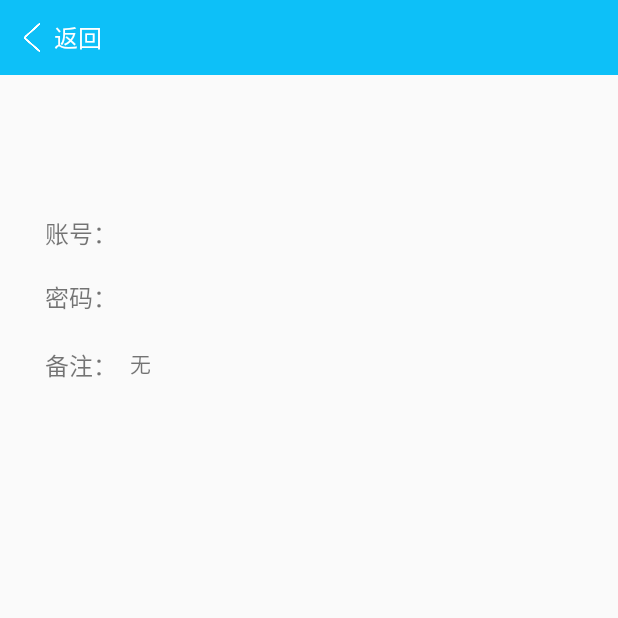
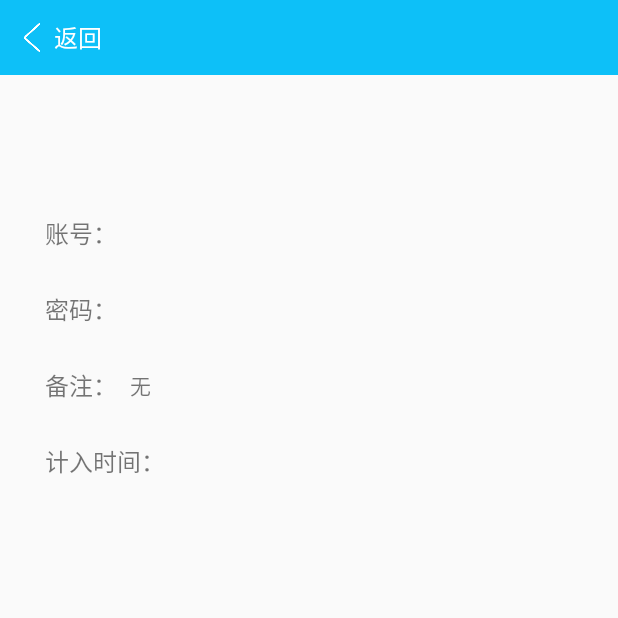
Before and after one commit to xiaobaiGetHib/rememberPassWord.com, an Android app: the DateActivity screen opened directly, with no data from a screen before it, on a phone screen of 412 x 824 dp, the top half of it. Run offline under Robolectric (Android 15) with nearby library versions, the phone set to English and light mode, and no system bars; libraries missing offline, so code that uses them is left out: com.activeandroid, com.activeandroid.query.

Commit message:
“加入时间记忆”

```diff
--- a/app/build.gradle
+++ b/app/build.gradle
@@ -37,5 +37,6 @@ dependencies {
     compile 'com.android.support:recyclerview-v7:23.4.0'
     compile 'com.github.mcxtzhang:SwipeDelMenuLayout:V1.3.0'
     compile 'org.greenrobot:eventbus:3.0.0'
+    implementation 'com.ycuwq.widgets:datepicker:1.0.1'
     testCompile 'junit:junit:4.12'
 }
--- a/app/src/main/java/com/xiaobai/rpass/rememberpass/act/BaseActivity.java
+++ b/app/src/main/java/com/xiaobai/rpass/rememberpass/act/BaseActivity.java
@@ -1,5 +1,6 @@
 package com.xiaobai.rpass.rememberpass.act;
 
+import android.graphics.Color;
 import android.os.Build;
 import android.os.Bundle;
 import android.support.v7.app.AppCompatActivity;
@@ -25,16 +26,28 @@ public class BaseActivity extends AppCompatActivity {
     @Override
     protected void onCreate(Bundle savedInstanceState) {
         this.setTheme(R.style.NoActionBarSen);
+        getWindow().requestFeature(Window.FEATURE_NO_TITLE);
+/*        if (Build.VERSION.SDK_INT >= Build.VERSION_CODES.LOLLIPOP) {
+            Window window = getWindow();
+            window.clearFlags(WindowManager.LayoutParams.FLAG_TRANSLUCENT_STATUS
+                    | WindowManager.LayoutParams.FLAG_TRANSLUCENT_NAVIGATION);
+            window.getDecorView().setSystemUiVisibility(View.SYSTEM_UI_FLAG_LAYOUT_FULLSCREEN
+                    | View.SYSTEM_UI_FLAG_LAYOUT_HIDE_NAVIGATION
+                    | View.SYSTEM_UI_FLAG_LAYOUT_STABLE);
+            window.addFlags(WindowManager.LayoutParams.FLAG_DRAWS_SYSTEM_BAR_BACKGROUNDS);
+            window.setStatusBarColor(Color.TRANSPARENT);
+            window.setNavigationBarColor(Color.TRANSPARENT);
+        }*/
         super.onCreate(savedInstanceState);
         super.setContentView(R.layout.activity_base);
 
         findView();
-
         if (Build.VERSION.SDK_INT >= Build.VERSION_CODES.KITKAT) {
             // 透明状态栏
             getWindow().addFlags(WindowManager.LayoutParams.FLAG_TRANSLUCENT_STATUS);
 
         }
+
     }
     private void findView() {
         llRoot = (RelativeLayout) findViewById(R.id.ll_basetitle_root);
--- a/app/src/main/java/com/xiaobai/rpass/rememberpass/act/DateActivity.java
+++ b/app/src/main/java/com/xiaobai/rpass/rememberpass/act/DateActivity.java
@@ -14,7 +14,7 @@ import com.xiaobai.rpass.rememberpass.model.Remember;
 public class DateActivity extends BaseActivity {
 
 
-    private TextView et_account_see,et_password_see,et_remake_see,et_use_see;
+    private TextView et_account_see,et_password_see,et_remake_see,et_time_see;
 
     @Override
     protected void onCreate(Bundle savedInstanceState) {
@@ -29,7 +29,7 @@ public class DateActivity extends BaseActivity {
         String rememberUserName =  getIntent().getStringExtra("rememberUserName");
         String rememberRemake =  getIntent().getStringExtra("rememberRemake");
         String rememberPassword =  getIntent().getStringExtra("rememberPassword");
-
+        String rememberTime=getIntent().getStringExtra("rememberTime");
       /*  Log.i("进入", "onCreate: "+num);*/
 
         getLlBasetitleBack().setOnClickListener(new View.OnClickListener() {
@@ -43,8 +43,15 @@ public class DateActivity extends BaseActivity {
         et_account_see = (TextView) this.findViewById(R.id.et_account_see);
         et_password_see= (TextView) this.findViewById(R.id.et_password_see);
         et_remake_see= (TextView) this.findViewById(R.id.et_remake_see);
+        et_time_see=(TextView)this.findViewById(R.id.et_time_see);
         et_account_see.setText(rememberUserName);
-        et_remake_see.setText(TextUtils.isEmpty(rememberRemake)? "无":rememberRemake);
+        et_time_see.setText(rememberTime);
+        if(TextUtils.isEmpty(rememberRemake)||null==rememberRemake||rememberRemake.equals("null")){
+            et_remake_see.setText("无");
+        }else {
+            et_remake_see.setText(rememberRemake);
+        }
+
         et_password_see.setText(rememberPassword);
     }
 }
--- a/app/src/main/java/com/xiaobai/rpass/rememberpass/act/ViewLogActivity.java
+++ b/app/src/main/java/com/xiaobai/rpass/rememberpass/act/ViewLogActivity.java
@@ -132,6 +132,7 @@ public class ViewLogActivity  extends BaseActivity {
             intent.putExtra("rememberPassword",""+remember.getPassword());
             intent.putExtra("rememberRemake",""+remember.getRemake());
             intent.putExtra("rememberUserName",""+remember.getUsername());
+            intent.putExtra("rememberTime",""+remember.getRememberTime());
             startActivity(intent);
         }
     }
--- a/app/src/main/res/layout/activity_date.xml
+++ b/app/src/main/res/layout/activity_date.xml
@@ -44,25 +44,41 @@
             android:layout_width="match_parent"
             >
             <TextView
-
+                android:layout_gravity="center"
                 android:text="密码："
                 style="@style/Tv_style" />
             <TextView
-                android:layout_gravity="center_vertical"
+                android:gravity="center_vertical"
                 android:id="@+id/et_password_see"
                 style="@style/tv_style" />
         </LinearLayout>
         <LinearLayout
-            android:layout_width="match_parent"
-            android:layout_height="wrap_content">
+        style="@style/Ll_style"
+        android:orientation="horizontal"
+        android:layout_width="match_parent">
+        <TextView
+            android:layout_gravity="center"
+            android:text="备注："
+            style="@style/Tv_style" />
+        <TextView
+            android:gravity="center_vertical"
+            android:id="@+id/et_remake_see"
+            style="@style/tv_style"
+            />
+    </LinearLayout>
+        <LinearLayout
+            style="@style/Ll_style"
+            android:orientation="horizontal"
+            android:layout_width="match_parent">
             <TextView
-                android:text="备注："
+                android:layout_gravity="center"
+                android:text="计入时间："
                 style="@style/Tv_style" />
-                <TextView
-                    android:layout_gravity="center_vertical"
-                    android:id="@+id/et_remake_see"
-                    style="@style/tv_style"
-                    />
+            <TextView
+                android:gravity="center_vertical"
+                android:id="@+id/et_time_see"
+                style="@style/tv_style"
+                />
         </LinearLayout>
     </LinearLayout>
 </RelativeLayout>
--- a/app/src/main/res/values/strings.xml
+++ b/app/src/main/res/values/strings.xml
@@ -1,3 +1,3 @@
 <resources>
-    <string name="app_name">RememberPass</string>
+    <string name="app_name">记记</string>
 </resources>
--- a/app/src/main/res/values/styles.xml
+++ b/app/src/main/res/values/styles.xml
@@ -8,6 +8,17 @@
         <item name="colorAccent">@color/colorAccent</item>
 
     </style>
+
+
+    <style name="AppThemeNoBar" parent="Theme.AppCompat.Light.NoActionBar">
+        <!-- Customize your theme here. -->
+        <item name="colorPrimary">@color/colorPrimary</item>
+        <item name="colorPrimaryDark">@color/colorPrimaryDark</item>
+        <item name="colorAccent">@color/colorAccent</item>
+
+    </style>
+
+
     <style name="Btn_into">
         <item name="android:background">@drawable/shape_btn_bg</item>
         <item name="android:layout_height">60dp</item>
```
Also changed, not shown: app/src/main/AndroidManifest.xml (+5 -3 lines), app/src/main/java/com/xiaobai/rpass/rememberpass/act/HomeActivity.java (added, +15 -0 lines), app/src/main/java/com/xiaobai/rpass/rememberpass/act/MainActivity.java (+28 -4 lines), app/src/main/java/com/xiaobai/rpass/rememberpass/act/RememberTimeActivity.java (added, +58 -0 lines), app/src/main/res/layout/activity_home.xml (added, +17 -0 lines), app/src/main/res/layout/activity_main.xml (+8 -0 lines), app/src/main/res/layout/activity_remember_time.xml (added, +56 -0 lines), app/src/main/res/drawable-hdpi/bankgrand.png (added), app/src/main/res/drawable-hdpi/remeber_icon.png (added).
